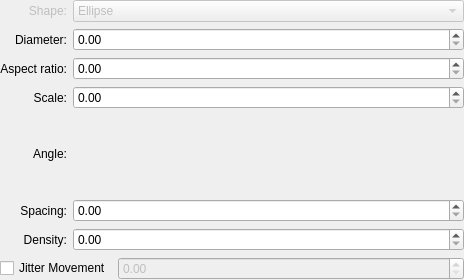
This is plugins/paintops/libpaintop/forms/wdgBrushSizeOptions.ui in udtren/Solstice as Qt 5 draws it before an edit. The edited form follows.
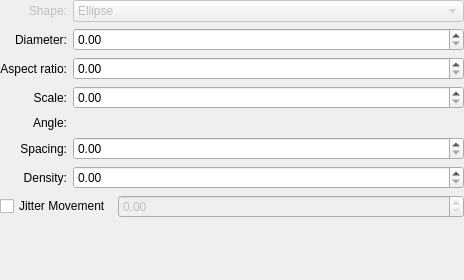
This is the edited form. Custom widgets are drawn as their Qt base class.

Commit message:
Brush option shared model: phase 1 checked; Deform brush size page top-aligned
The user checked phase 1 (Deform on the shared model) in the app with no
issues; the Windows Qt 6 tests pass. The Deform "Brush size" page spread
its fields over the page height because the inherited
wdgBrushSizeOptions.ui had no vertical stretch; a bottom spacer keeps them
at the top.

Patch:
```diff
--- a/plugins/paintops/libpaintop/forms/wdgBrushSizeOptions.ui
+++ b/plugins/paintops/libpaintop/forms/wdgBrushSizeOptions.ui
@@ -69,6 +69,19 @@
      </item>
     </layout>
    </item>
+   <item row="3" column="0">
+    <spacer name="verticalSpacer">
+     <property name="orientation">
+      <enum>Qt::Vertical</enum>
+     </property>
+     <property name="sizeHint" stdset="0">
+      <size>
+       <width>20</width>
+       <height>0</height>
+      </size>
+     </property>
+    </spacer>
+   </item>
    <item row="0" column="0">
     <layout class="QGridLayout" name="gridLayout" columnstretch="0,1">
      <item row="1" column="0">
```
The commit also changes 2 other files.
